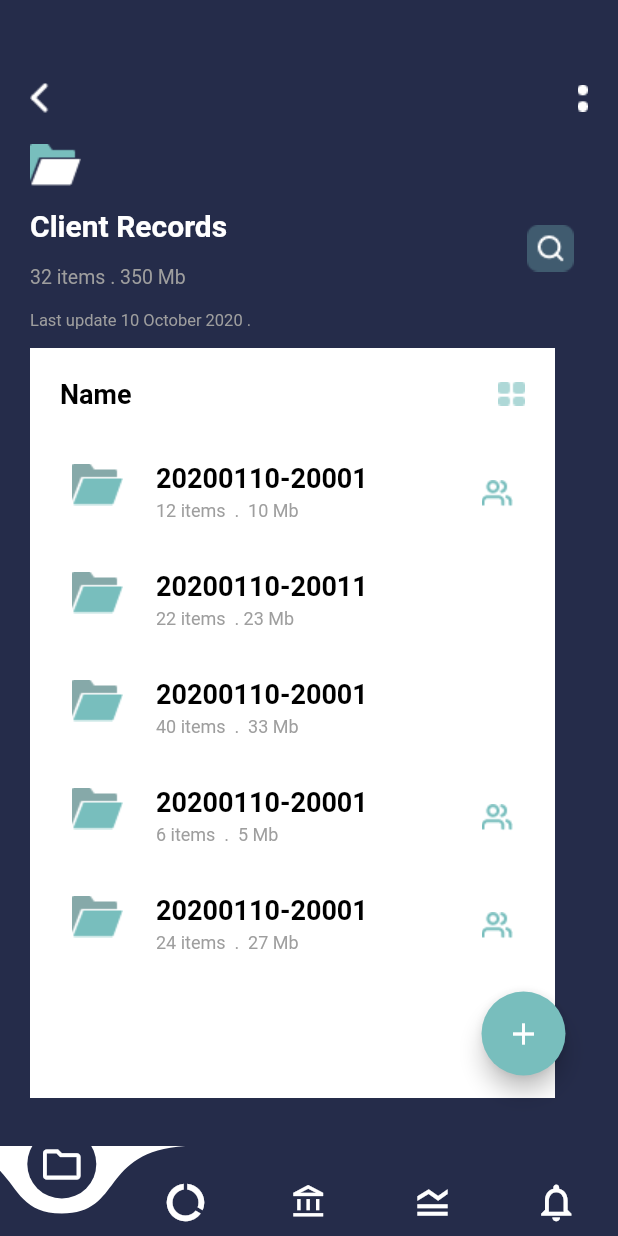
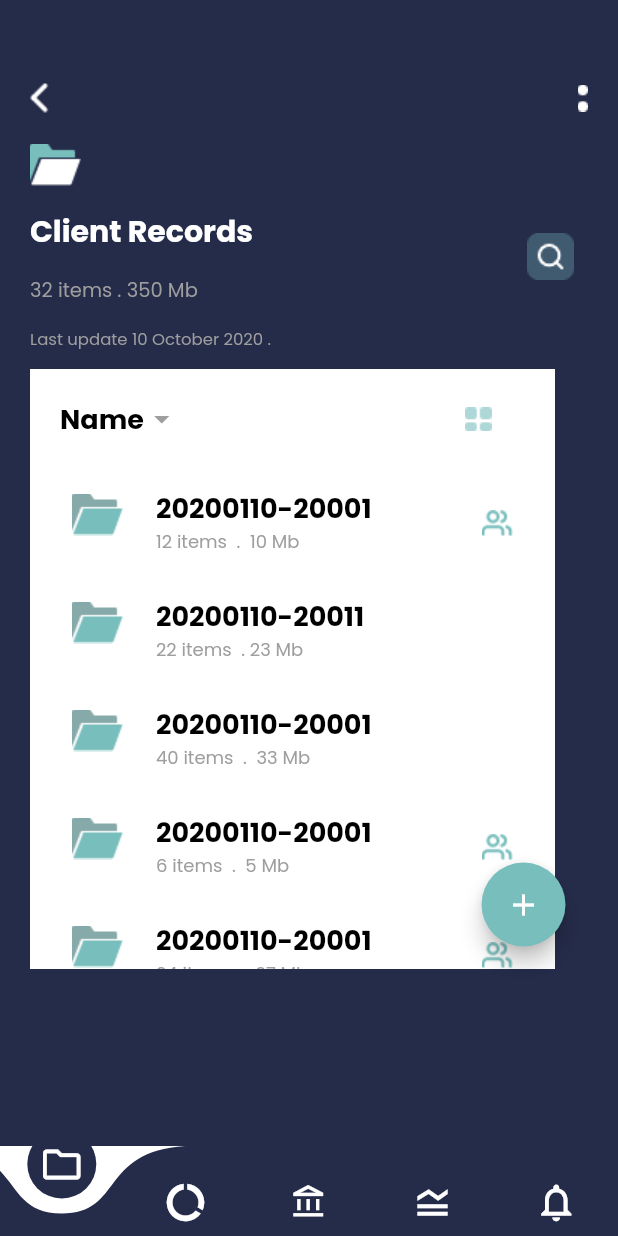
Before and after one commit to shahrukhktk/Service-Provider-Flutter-App, a Flutter app: the screen it shows after launch, on a phone screen of 412 x 824 dp. Run offline on Flutter 3.47's test engine with Material 2 defaults, Android fonts, the phone set to English and light mode, and no system bars; drawn by our look-alikes of curved_navigation_bar; our stand-ins replace percent_indicator.

Commit message:
init commit 1. screen one done 2. screen two done 3. screen three done

```diff
--- a/lib/Screens/clients_records.dart
+++ b/lib/Screens/clients_records.dart
@@ -70,7 +70,7 @@ class _ClientRecordsState extends State<ClientRecords> {
               Padding(
                 padding: const EdgeInsets.only(top: 12.0),
                 child: SizedBox(
-                  height: 500,
+                  height: 400,
                   width: 350,
                   child: Container(
                     color: Colors.white,
@@ -80,10 +80,14 @@ class _ClientRecordsState extends State<ClientRecords> {
                         Padding(
                           padding: const EdgeInsets.only(top: 8.0, left: 8, right: 8, bottom: 20),
                           child: Row(
-                            mainAxisAlignment: MainAxisAlignment.spaceBetween,
+                            mainAxisAlignment: MainAxisAlignment.start,
                             children: [
                               Text("Name", style: TextStyle(fontSize: 18, fontWeight: FontWeight.bold, color: Colors.black),),
-                              Image(image: AssetImage('images/ic_filter.png')),
+                              Icon(Icons.arrow_drop_down, color: Colors.grey,),
+                              Padding(
+                                padding: const EdgeInsets.only(left: 190.0),
+                                child: Image(image: AssetImage('images/ic_filter.png')),
+                              ),
                             ],
                           ),
                         ),
@@ -107,7 +111,7 @@ class _ClientRecordsState extends State<ClientRecords> {
                   bottom: 15,
                   right: 15,
                   child: FloatingActionButton(
-                    foregroundColor: AppColors.accentcolor,
+                    backgroundColor: AppColors.accentcolor,
                     onPressed: null,
                     child: Icon(Icons.add, color: Colors.white,),
                       )),
```
Also changed, not shown: lib/Screens/account_screen.dart (+99 -0 lines), pubspec.yaml (+11 -1 lines), fonts/poppinsbold.ttf (added), fonts/poppinslight.ttf (added), fonts/poppinsmedium.ttf (added), fonts/poppinsregular.ttf (added), fonts/poppinssemibold.ttf (added), images/ic_support.png (added), pubspec.lock.
